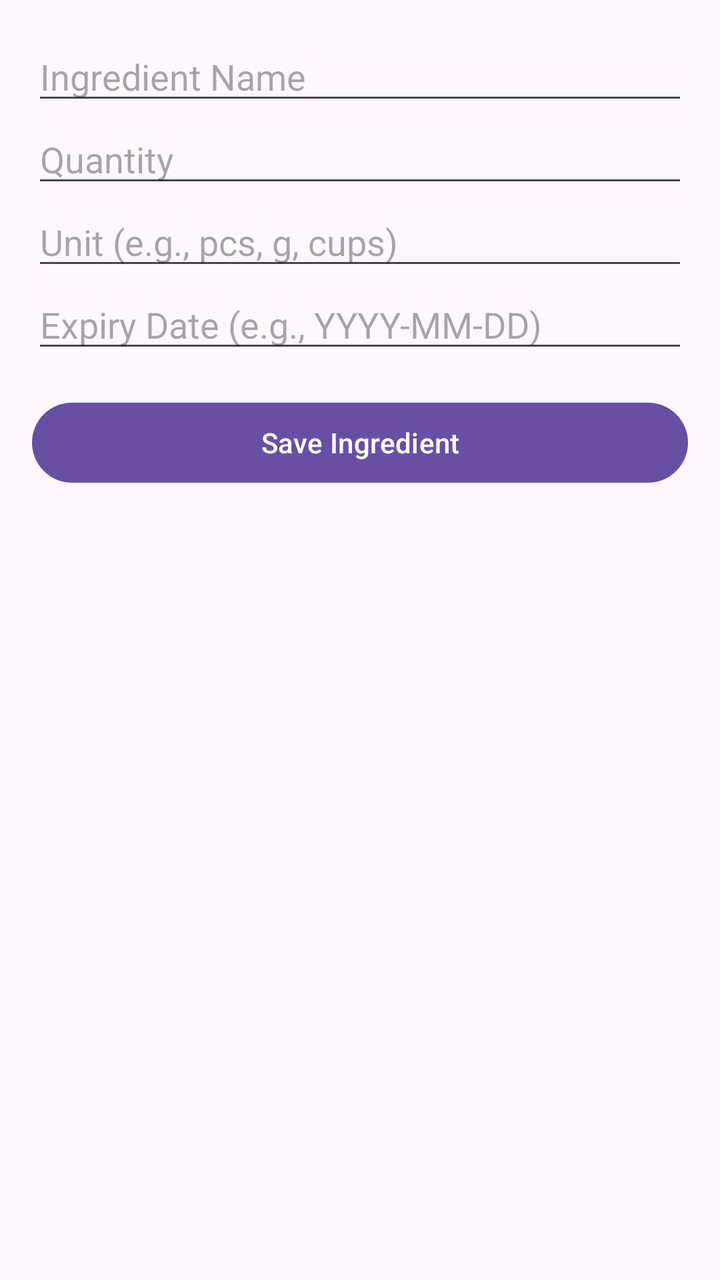
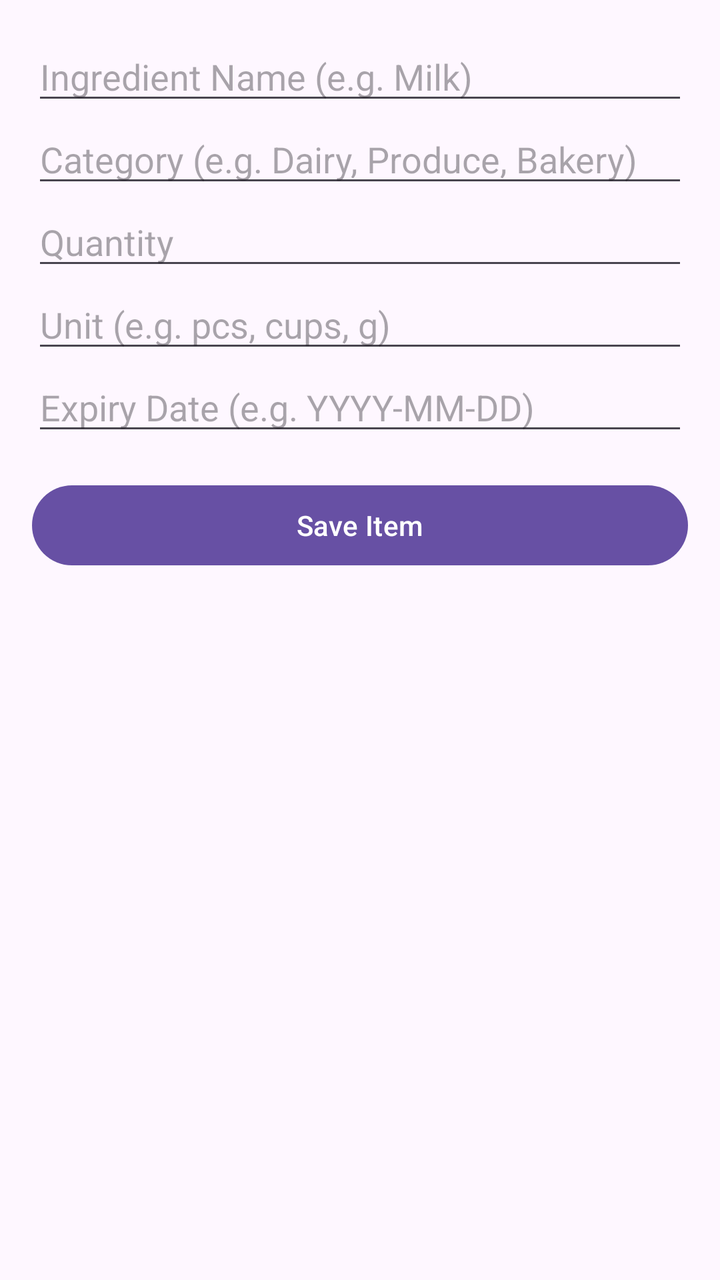

Screens rendered from an Android XML layout before and after an edit, with the pre-edit source and the edit as a unified diff.
<!-- AndroidManifest.xml: application theme Theme.SmartPantryManager -->
<!-- res/layout/activity_add_edit.xml -->
<?xml version="1.0" encoding="utf-8"?>
<LinearLayout xmlns:android="http://schemas.android.com/apk/res/android"
    android:layout_width="match_parent"
    android:layout_height="match_parent"
    android:orientation="vertical"
    android:padding="16dp">

    <EditText
        android:id="@+id/etName"
        android:layout_width="match_parent"
        android:layout_height="wrap_content"
        android:hint="Ingredient Name" />

    <EditText
        android:id="@+id/etQuantity"
        android:layout_width="match_parent"
        android:layout_height="wrap_content"
        android:hint="Quantity"
        android:inputType="numberDecimal" />

    <EditText
        android:id="@+id/etUnit"
        android:layout_width="match_parent"
        android:layout_height="wrap_content"
        android:hint="Unit (e.g., pcs, g, cups)" />

    <EditText
        android:id="@+id/etExpiry"
        android:layout_width="match_parent"
        android:layout_height="wrap_content"
        android:hint="Expiry Date (e.g., YYYY-MM-DD)" />

    <Button
        android:id="@+id/btnSave"
        android:layout_width="match_parent"
        android:layout_height="wrap_content"
        android:layout_marginTop="16dp"
        android:text="Save Ingredient" />

</LinearLayout>
<!-- resources referenced by this layout -->
<resources>
  <style name="Theme.SmartPantryManager" parent="Base.Theme.SmartPantryManager" />
  <style name="Base.Theme.SmartPantryManager" parent="Theme.Material3.DayNight.NoActionBar">
          
          
      </style>
</resources>

<!-- the commit's change to res/layout/activity_add_edit.xml (unified diff, before → after) -->
@@ -9,7 +9,13 @@
         android:id="@+id/etName"
         android:layout_width="match_parent"
         android:layout_height="wrap_content"
-        android:hint="Ingredient Name" />
+        android:hint="Ingredient Name (e.g. Milk)" />
+
+    <EditText
+        android:id="@+id/etCategory"
+        android:layout_width="match_parent"
+        android:layout_height="wrap_content"
+        android:hint="Category (e.g. Dairy, Produce, Bakery)" />
 
     <EditText
         android:id="@+id/etQuantity"
@@ -22,19 +28,19 @@
         android:id="@+id/etUnit"
         android:layout_width="match_parent"
         android:layout_height="wrap_content"
-        android:hint="Unit (e.g., pcs, g, cups)" />
+        android:hint="Unit (e.g. pcs, cups, g)" />
 
     <EditText
         android:id="@+id/etExpiry"
         android:layout_width="match_parent"
         android:layout_height="wrap_content"
-        android:hint="Expiry Date (e.g., YYYY-MM-DD)" />
+        android:hint="Expiry Date (e.g. YYYY-MM-DD)" />
 
     <Button
         android:id="@+id/btnSave"
         android:layout_width="match_parent"
         android:layout_height="wrap_content"
         android:layout_marginTop="16dp"
-        android:text="Save Ingredient" />
+        android:text="Save Item" />
 
 </LinearLayout>
